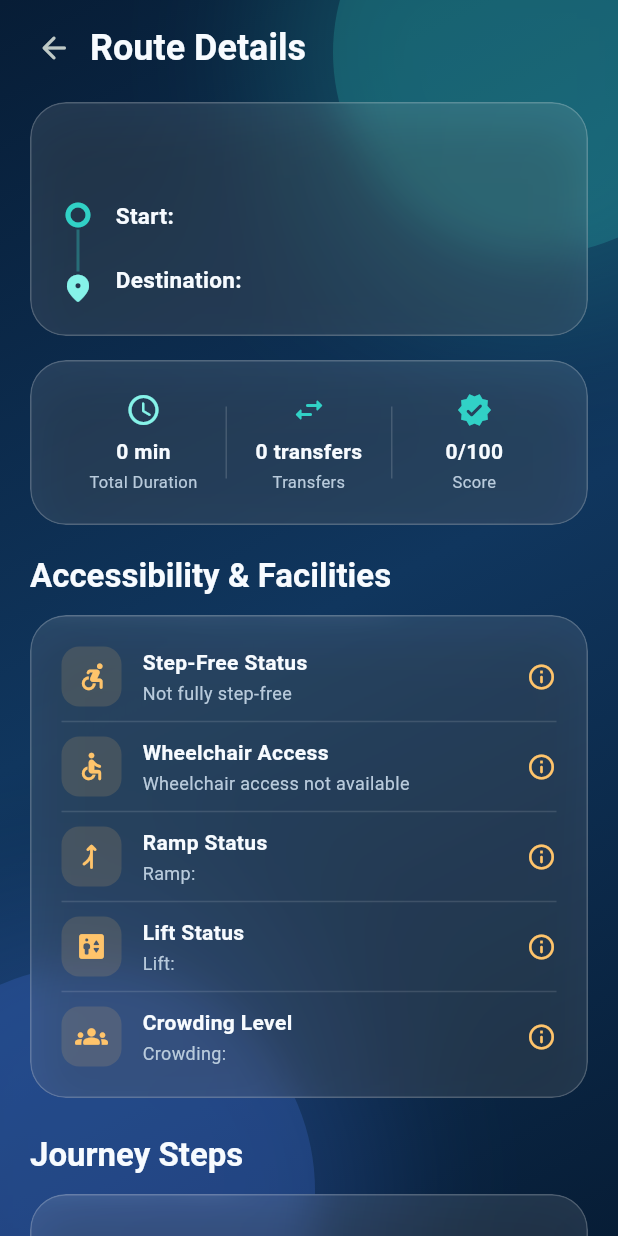
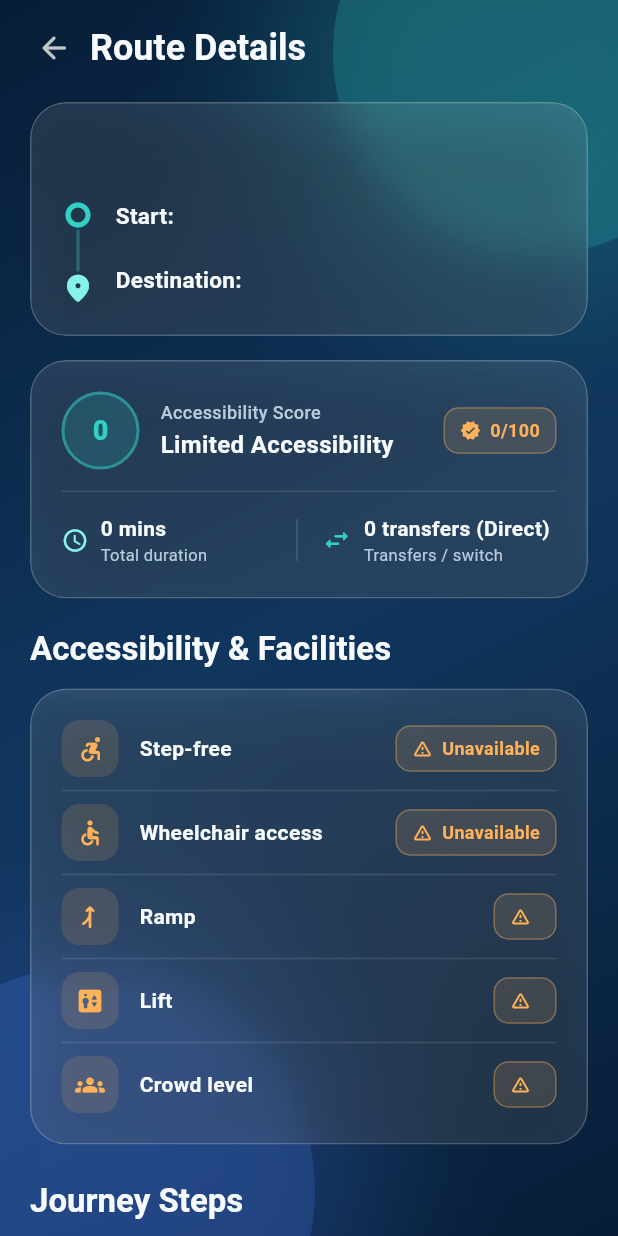
Before and after one commit to Adeesha-Sandaruwan/EqualRide, a Flutter app: the RouteDetailsPage screen opened directly with empty values, on a phone screen of 412 x 824 dp. Run offline on Flutter 3.47's test engine with Material 3 defaults, Android fonts, the phone set to English and light mode, and no system bars; our stand-ins replace cloud_firestore, firebase_auth, firebase_core; accounts and stored records are empty.

Commit message:
style: improve route details

```diff
--- a/lib/screens/route_details_page.dart
+++ b/lib/screens/route_details_page.dart
@@ -12,40 +12,6 @@ class RouteDetailsPage extends StatelessWidget {
   });
 
   final RouteDetails routeDetails;
-
-  IconData _resolveStepIcon(JourneyStep step) {
-    if (step.iconName != null) {
-      switch (step.iconName) {
-        case 'directions_walk':
-          return Icons.directions_walk_rounded;
-        case 'directions_bus':
-          return Icons.directions_bus_rounded;
-        case 'directions_transit':
-        case 'train':
-          return Icons.train_rounded;
-        case 'location_on':
-          return Icons.location_on_rounded;
-        case 'local_hospital':
-          return Icons.local_hospital_rounded;
-      }
-    }
-
-    switch (step.stepType.toLowerCase()) {
-      case 'walk':
-        return Icons.directions_walk_rounded;
-      case 'transit':
-      case 'bus':
-        return Icons.directions_bus_rounded;
-      case 'train':
-      case 'rail':
-        return Icons.train_rounded;
-      case 'arrival':
-      case 'destination':
-        return Icons.location_on_rounded;
-      default:
-        return Icons.navigation_rounded;
-    }
-  }
 
   @override
   Widget build(BuildContext context) {
@@ -77,10 +43,89 @@ class RouteDetailsPage extends StatelessWidget {
               // Main Scrollable Content
               Expanded(
                 child: ListView(
-                  padding: const EdgeInsets.fromLTRB(20, 0, 20, 24),
+                  padding: const EdgeInsets.fromLTRB(20, 0, 20, 28),
                   children: [
                     // Start & Destination Summary Card
+                    _RouteSummaryCard(routeDetails: routeDetails),
+
+                    const SizedBox(height: 16),
+
+                    // Accessibility Score Panel
+                    _AccessibilityScorePanel(
+                      score: routeDetails.accessibilityScore,
+                      durationMinutes: routeDetails.durationMinutes,
+                      transfers: routeDetails.transfers,
+                    ),
+
+                    const SizedBox(height: 20),
+
+                    // Section Title
+                    Text(
+                      'Accessibility & Facilities',
+                      style: Theme.of(context).textTheme.titleLarge,
+                    ),
+                    const SizedBox(height: 12),
+
+                    // Accessibility Status Card
+                    _AccessibilityStatusCard(routeDetails: routeDetails),
+
+                    const SizedBox(height: 24),
+
+                    // Journey Steps Section
+                    Text(
+                      'Journey Steps',
+                      style: Theme.of(context).textTheme.titleLarge,
+                    ),
+                    const SizedBox(height: 12),
+
+                    // Journey Timeline Container
                     GlassPanel(
+                      child: routeDetails.journeySteps.isEmpty
+                          ? const Padding(
+                              padding: EdgeInsets.symmetric(vertical: 10),
+                              child: Center(
+                                child: Text(
+                                  'No step details available for this route.',
+                                  style: TextStyle(color: AppTheme.textSecondary),
+                                ),
+                              ),
+                            )
+                          : ListView.builder(
+                              shrinkWrap: true,
+                              physics: const NeverScrollableScrollPhysics(),
+                              itemCount: routeDetails.journeySteps.length,
+                              itemBuilder: (context, index) {
+                                final step = routeDetails.journeySteps[index];
+                                final isLast =
+                                    index == routeDetails.journeySteps.length - 1;
+
+                                return _JourneyTimelineItem(
+                                  step: step,
+                                  isLast: isLast,
+                                );
+                              },
+                            ),
+                    ),
+                  ],
+                ),
+              ),
+            ],
+          ),
+        ),
+      ),
+    );
+  }
+}
+
+/// Start & Destination summary card
+class _RouteSummaryCard extends StatelessWidget {
+  const _RouteSummaryCard({required this.routeDetails});
+
+  final RouteDetails routeDetails;
+
+  @override
+  Widget build(BuildContext context) {
+    return GlassPanel(
       child: Column(
         crossAxisAlignment: CrossAxisAlignment.start,
         children: [
@@ -140,227 +185,273 @@ class RouteDetailsPage extends StatelessWidget {
           ),
         ],
       ),
-                    ),
+    );
+  }
+}
 
-                    const SizedBox(height: 16),
+/// Reusable Accessibility Score Panel
+class _AccessibilityScorePanel extends StatelessWidget {
+  const _AccessibilityScorePanel({
+    required this.score,
+    required this.durationMinutes,
+    required this.transfers,
+  });
 
-                    // Metrics Card (Duration, Accessibility Score, Transfers)
-                    GlassPanel(
-                      child: Row(
+  final int score;
+  final int durationMinutes;
+  final int transfers;
+
+  String get _ratingDescription {
+    if (score >= 85) return 'Highly Accessible Route';
+    if (score >= 65) return 'Moderate Accessibility';
+    return 'Limited Accessibility';
+  }
+
+  @override
+  Widget build(BuildContext context) {
+    return GlassPanel(
+      child: Column(
         children: [
-                          Expanded(
-                            child: _MetricItem(
-                              icon: Icons.schedule_rounded,
-                              label: 'Total Duration',
-                              value: '${routeDetails.durationMinutes} min',
-                              color: AppTheme.aqua,
+          Row(
+            children: [
+              Container(
+                height: 52,
+                width: 52,
+                decoration: BoxDecoration(
+                  color: AppTheme.teal.withValues(alpha: 0.16),
+                  shape: BoxShape.circle,
+                  border: Border.all(
+                    color: AppTheme.teal.withValues(alpha: 0.5),
+                    width: 2,
                   ),
                 ),
-                          Container(
-                            width: 1,
-                            height: 48,
-                            color: Colors.white.withValues(alpha: 0.15),
-                          ),
-                          Expanded(
-                            child: _MetricItem(
-                              icon: Icons.swap_horiz_rounded,
-                              label: 'Transfers',
-                              value: '${routeDetails.transfers} transfers',
+                child: Center(
+                  child: Text(
+                    '$score',
+                    style: const TextStyle(
                       color: AppTheme.teal,
+                      fontSize: 18,
+                      fontWeight: FontWeight.w900,
                     ),
                   ),
-                          Container(
-                            width: 1,
-                            height: 48,
-                            color: Colors.white.withValues(alpha: 0.15),
                 ),
+              ),
+              const SizedBox(width: 14),
               Expanded(
-                            child: _MetricItem(
-                              icon: Icons.verified_rounded,
-                              label: 'Score',
-                              value: '${routeDetails.accessibilityScore}/100',
-                              color: AppTheme.teal,
+                child: Column(
+                  crossAxisAlignment: CrossAxisAlignment.start,
+                  children: [
+                    const Text(
+                      'Accessibility Score',
+                      style: TextStyle(
+                        color: AppTheme.textSecondary,
+                        fontSize: 12,
+                        fontWeight: FontWeight.w500,
+                      ),
+                    ),
+                    const SizedBox(height: 2),
+                    Text(
+                      _ratingDescription,
+                      style: const TextStyle(
+                        color: AppTheme.textPrimary,
+                        fontSize: 16,
+                        fontWeight: FontWeight.w700,
                       ),
                     ),
                   ],
                 ),
               ),
-
-                    const SizedBox(height: 20),
-
-                    // Accessibility & Facilities Section
+              _StatusBadge(
+                label: '$score/100',
+                icon: Icons.verified_rounded,
+                isWarning: score < 65,
+              ),
+            ],
+          ),
+          const SizedBox(height: 14),
+          const Divider(height: 1, color: Colors.white12),
+          const SizedBox(height: 14),
+          Row(
+            children: [
+              Expanded(
+                child: Row(
+                  children: [
+                    const Icon(
+                      Icons.schedule_rounded,
+                      color: AppTheme.aqua,
+                      size: 18,
+                    ),
+                    const SizedBox(width: 8),
+                    Column(
+                      crossAxisAlignment: CrossAxisAlignment.start,
+                      children: [
                         Text(
-                      'Accessibility & Facilities',
-                      style: Theme.of(context).textTheme.titleLarge,
+                          '$durationMinutes mins',
+                          style: const TextStyle(
+                            color: AppTheme.textPrimary,
+                            fontWeight: FontWeight.w700,
+                            fontSize: 14,
                           ),
-                    const SizedBox(height: 12),
-                    GlassPanel(
-                      child: Column(
-                        children: [
-                          _AccessibilityStatusTile(
-                            icon: Icons.accessible_forward_rounded,
-                            title: 'Step-Free Status',
-                            statusText: routeDetails.isStepFree
-                                ? 'Step-free access confirmed'
-                                : 'Not fully step-free',
-                            isPositive: routeDetails.isStepFree,
                         ),
-                          const Divider(height: 20, color: Colors.white12),
-                          _AccessibilityStatusTile(
-                            icon: Icons.accessible_rounded,
-                            title: 'Wheelchair Access',
-                            statusText: routeDetails.hasWheelchairAccess
-                                ? 'Wheelchair access available'
-                                : 'Wheelchair access not available',
-                            isPositive: routeDetails.hasWheelchairAccess,
+                        const Text(
+                          'Total duration',
+                          style: TextStyle(
+                            color: AppTheme.textSecondary,
+                            fontSize: 11,
                           ),
-                          const Divider(height: 20, color: Colors.white12),
-                          _AccessibilityStatusTile(
-                            icon: Icons.ramp_right_rounded,
-                            title: 'Ramp Status',
-                            statusText: 'Ramp: ${routeDetails.rampStatus}',
-                            isPositive: routeDetails.rampStatus.toLowerCase().contains('available'),
                         ),
-                          const Divider(height: 20, color: Colors.white12),
-                          _AccessibilityStatusTile(
-                            icon: Icons.elevator_rounded,
-                            title: 'Lift Status',
-                            statusText: 'Lift: ${routeDetails.liftStatus}',
-                            isPositive: routeDetails.liftStatus.toLowerCase().contains('available'),
-                          ),
-                          const Divider(height: 20, color: Colors.white12),
-                          _AccessibilityStatusTile(
-                            icon: Icons.groups_rounded,
-                            title: 'Crowding Level',
-                            statusText: 'Crowding: ${routeDetails.crowdingLevel}',
-                            isPositive: routeDetails.crowdingLevel.toLowerCase() == 'low',
+                      ],
                     ),
                   ],
                 ),
               ),
-
-                    const SizedBox(height: 24),
-
-                    // Journey Steps Timeline Section
+              Container(
+                width: 1,
+                height: 28,
+                color: Colors.white.withValues(alpha: 0.15),
+              ),
+              const SizedBox(width: 16),
+              Expanded(
+                child: Row(
+                  children: [
+                    const Icon(
+                      Icons.swap_horiz_rounded,
+                      color: AppTheme.teal,
+                      size: 20,
+                    ),
+                    const SizedBox(width: 8),
+                    Column(
+                      crossAxisAlignment: CrossAxisAlignment.start,
+                      children: [
                         Text(
-                      'Journey Steps',
-                      style: Theme.of(context).textTheme.titleLarge,
+                          transfers == 0 ? '0 transfers (Direct)' : '$transfers transfers',
+                          style: const TextStyle(
+                            color: AppTheme.textPrimary,
+                            fontWeight: FontWeight.w700,
+                            fontSize: 14,
                           ),
-                    const SizedBox(height: 12),
-                    GlassPanel(
-                      child: routeDetails.journeySteps.isEmpty
-                          ? const Padding(
-                              padding: EdgeInsets.symmetric(vertical: 8),
-                              child: Text(
-                                'No step details available for this route.',
-                                style: TextStyle(color: AppTheme.textSecondary),
                         ),
-                            )
-                          : ListView.builder(
-                              shrinkWrap: true,
-                              physics: const NeverScrollableScrollPhysics(),
-                              itemCount: routeDetails.journeySteps.length,
-                              itemBuilder: (context, index) {
-                                final step = routeDetails.journeySteps[index];
-                                final isLast = index == routeDetails.journeySteps.length - 1;
-                                final stepIcon = _resolveStepIcon(step);
-
-                                return _JourneyTimelineStep(
-                                  step: step,
-                                  icon: stepIcon,
-                                  isLast: isLast,
-                                );
-                              },
+                        const Text(
+                          'Transfers / switch',
+                          style: TextStyle(
+                            color: AppTheme.textSecondary,
+                            fontSize: 11,
                           ),
+                        ),
+                      ],
                     ),
                   ],
                 ),
               ),
             ],
           ),
-        ),
+        ],
       ),
     );
   }
 }
 
-class _MetricItem extends StatelessWidget {
-  const _MetricItem({
-    required this.icon,
-    required this.label,
-    required this.value,
-    required this.color,
-  });
+/// Reusable Accessibility Status Card containing all facility statuses
+class _AccessibilityStatusCard extends StatelessWidget {
+  const _AccessibilityStatusCard({required this.routeDetails});
 
-  final IconData icon;
-  final String label;
-  final String value;
-  final Color color;
+  final RouteDetails routeDetails;
+
+  bool _isAvailable(String value) {
+    final lower = value.toLowerCase();
+    return lower.contains('available') && !lower.contains('un');
+  }
 
   @override
   Widget build(BuildContext context) {
-    return Column(
+    final isRampAvailable = _isAvailable(routeDetails.rampStatus);
+    final isLiftAvailable = _isAvailable(routeDetails.liftStatus);
+    final isLowCrowding = routeDetails.crowdingLevel.toLowerCase() == 'low';
+
+    return GlassPanel(
+      child: Column(
         children: [
-        Icon(icon, color: color, size: 24),
-        const SizedBox(height: 6),
-        Text(
-          value,
-          textAlign: TextAlign.center,
-          style: const TextStyle(
-            color: AppTheme.textPrimary,
-            fontWeight: FontWeight.w700,
-            fontSize: 14,
+          // Step-Free
+          _AccessibilityStatusTile(
+            icon: Icons.accessible_forward_rounded,
+            title: 'Step-free',
+            statusText: routeDetails.isStepFree ? 'Available' : 'Unavailable',
+            isWarning: !routeDetails.isStepFree,
           ),
+          const Divider(height: 18, color: Colors.white12),
+
+          // Wheelchair Access
+          _AccessibilityStatusTile(
+            icon: Icons.accessible_rounded,
+            title: 'Wheelchair access',
+            statusText: routeDetails.hasWheelchairAccess ? 'Available' : 'Unavailable',
+            isWarning: !routeDetails.hasWheelchairAccess,
           ),
-        const SizedBox(height: 2),
-        Text(
-          label,
-          textAlign: TextAlign.center,
-          style: const TextStyle(
-            color: AppTheme.textSecondary,
-            fontSize: 11,
+          const Divider(height: 18, color: Colors.white12),
+
+          // Ramp
+          _AccessibilityStatusTile(
+            icon: Icons.ramp_right_rounded,
+            title: 'Ramp',
+            statusText: routeDetails.rampStatus,
+            isWarning: !isRampAvailable,
           ),
+          const Divider(height: 18, color: Colors.white12),
+
+          // Lift
+          _AccessibilityStatusTile(
+            icon: Icons.elevator_rounded,
+            title: 'Lift',
+            statusText: routeDetails.liftStatus,
+            isWarning: !isLiftAvailable,
+          ),
+          const Divider(height: 18, color: Colors.white12),
+
+          // Crowding
+          _AccessibilityStatusTile(
+            icon: Icons.groups_rounded,
+            title: 'Crowd level',
+            statusText: routeDetails.crowdingLevel,
+            isWarning: !isLowCrowding,
           ),
         ],
+      ),
     );
   }
 }
 
+/// Reusable Tile for an individual accessibility facility
 class _AccessibilityStatusTile extends StatelessWidget {
   const _AccessibilityStatusTile({
     required this.icon,
     required this.title,
     required this.statusText,
-    required this.isPositive,
+    required this.isWarning,
   });
 
   final IconData icon;
   final String title;
   final String statusText;
-  final bool isPositive;
+  final bool isWarning;
 
   @override
   Widget build(BuildContext context) {
-    final statusColor = isPositive ? AppTheme.teal : const Color(0xFFFFC46B);
-    final statusIcon = isPositive ? Icons.check_circle_outline_rounded : Icons.info_outline_rounded;
+    final statusColor = isWarning ? const Color(0xFFFFB259) : AppTheme.teal;
 
     return Row(
       children: [
         Container(
-          height: 40,
-          width: 40,
+          height: 38,
+          width: 38,
           decoration: BoxDecoration(
             color: statusColor.withValues(alpha: 0.14),
             borderRadius: BorderRadius.circular(12),
           ),
-          child: Icon(icon, color: statusColor, size: 22),
+          child: Icon(icon, color: statusColor, size: 20),
         ),
         const SizedBox(width: 14),
         Expanded(
-          child: Column(
-            crossAxisAlignment: CrossAxisAlignment.start,
-            children: [
-              Text(
+          child: Text(
             title,
             style: const TextStyle(
               color: AppTheme.textPrimary,
@@ -368,41 +459,115 @@ class _AccessibilityStatusTile extends StatelessWidget {
               fontSize: 14,
             ),
           ),
-              const SizedBox(height: 2),
+        ),
+        _StatusBadge(
+          label: statusText,
+          icon: isWarning ? Icons.warning_amber_rounded : Icons.check_circle_outline_rounded,
+          isWarning: isWarning,
+        ),
+      ],
+    );
+  }
+}
+
+/// Reusable Status Badge with accessible iconography and explicit warning/success style
+class _StatusBadge extends StatelessWidget {
+  const _StatusBadge({
+    required this.label,
+    required this.icon,
+    this.isWarning = false,
+  });
+
+  final String label;
+  final IconData icon;
+  final bool isWarning;
+
+  @override
+  Widget build(BuildContext context) {
+    final badgeColor = isWarning ? const Color(0xFFFFB259) : AppTheme.teal;
+
+    return Container(
+      padding: const EdgeInsets.symmetric(horizontal: 10, vertical: 6),
+      decoration: BoxDecoration(
+        color: badgeColor.withValues(alpha: 0.14),
+        borderRadius: BorderRadius.circular(10),
+        border: Border.all(
+          color: badgeColor.withValues(alpha: 0.35),
+          width: 1,
+        ),
+      ),
+      child: Row(
+        mainAxisSize: MainAxisSize.min,
+        children: [
+          Icon(icon, color: badgeColor, size: 14),
+          const SizedBox(width: 6),
           Text(
-                statusText,
-                style: const TextStyle(
-                  color: AppTheme.textSecondary,
+            label,
+            style: TextStyle(
+              color: badgeColor,
+              fontWeight: FontWeight.w700,
               fontSize: 12,
             ),
           ),
         ],
       ),
-        ),
-        Icon(statusIcon, color: statusColor, size: 20),
-      ],
     );
   }
 }
 
-class _JourneyTimelineStep extends StatelessWidget {
-  const _JourneyTimelineStep({
+/// Reusable Journey Timeline Step Item
+class _JourneyTimelineItem extends StatelessWidget {
+  const _JourneyTimelineItem({
     required this.step,
-    required this.icon,
     required this.isLast,
   });
 
   final JourneyStep step;
-  final IconData icon;
   final bool isLast;
+
+  IconData _resolveStepIcon(JourneyStep step) {
+    if (step.iconName != null) {
+      switch (step.iconName) {
+        case 'directions_walk':
+          return Icons.directions_walk_rounded;
+        case 'directions_bus':
+          return Icons.directions_bus_rounded;
+        case 'directions_transit':
+        case 'train':
+          return Icons.train_rounded;
+        case 'location_on':
+          return Icons.location_on_rounded;
+        case 'local_hospital':
+          return Icons.local_hospital_rounded;
+      }
+    }
+
+    switch (step.stepType.toLowerCase()) {
+      case 'walk':
+        return Icons.directions_walk_rounded;
+      case 'transit':
+      case 'bus':
+        return Icons.directions_bus_rounded;
+      case 'train':
+      case 'rail':
+        return Icons.train_rounded;
+      case 'arrival':
+      case 'destination':
+        return Icons.location_on_rounded;
+      default:
+        return Icons.navigation_rounded;
+    }
+  }
 
   @override
   Widget build(BuildContext context) {
+    final stepIcon = _resolveStepIcon(step);
+
     return IntrinsicHeight(
       child: Row(
         crossAxisAlignment: CrossAxisAlignment.start,
         children: [
-          // Timeline indicator & connecting line
+          // Timeline icon indicator & connecting line
           Column(
             children: [
               Container(
@@ -412,11 +577,11 @@ class _JourneyTimelineStep extends StatelessWidget {
                   color: AppTheme.teal.withValues(alpha: 0.18),
                   shape: BoxShape.circle,
                   border: Border.all(
-                    color: AppTheme.teal.withValues(alpha: 0.4),
+                    color: AppTheme.teal.withValues(alpha: 0.45),
                     width: 1.5,
                   ),
                 ),
-                child: Icon(icon, color: AppTheme.teal, size: 20),
+                child: Icon(stepIcon, color: AppTheme.teal, size: 20),
               ),
               if (!isLast)
                 Expanded(
```
Lines whose indentation alone changed are shown as unchanged.
